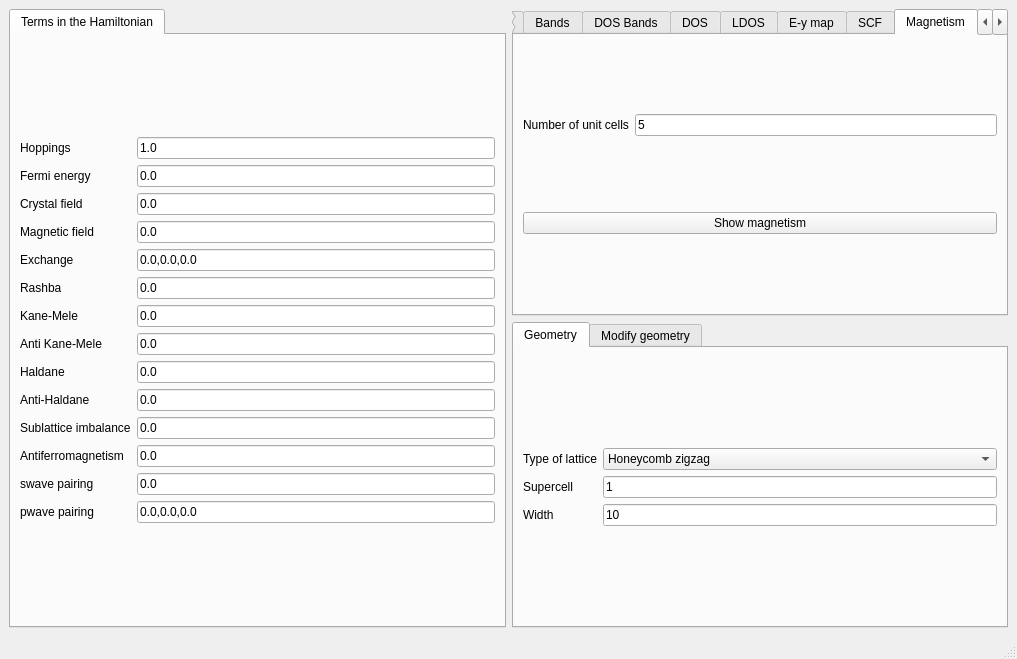
This is interface-pyqt/1d/interface.ui in joselado/quantum-lattice as Qt 5 draws it before an edit. The edited form follows.
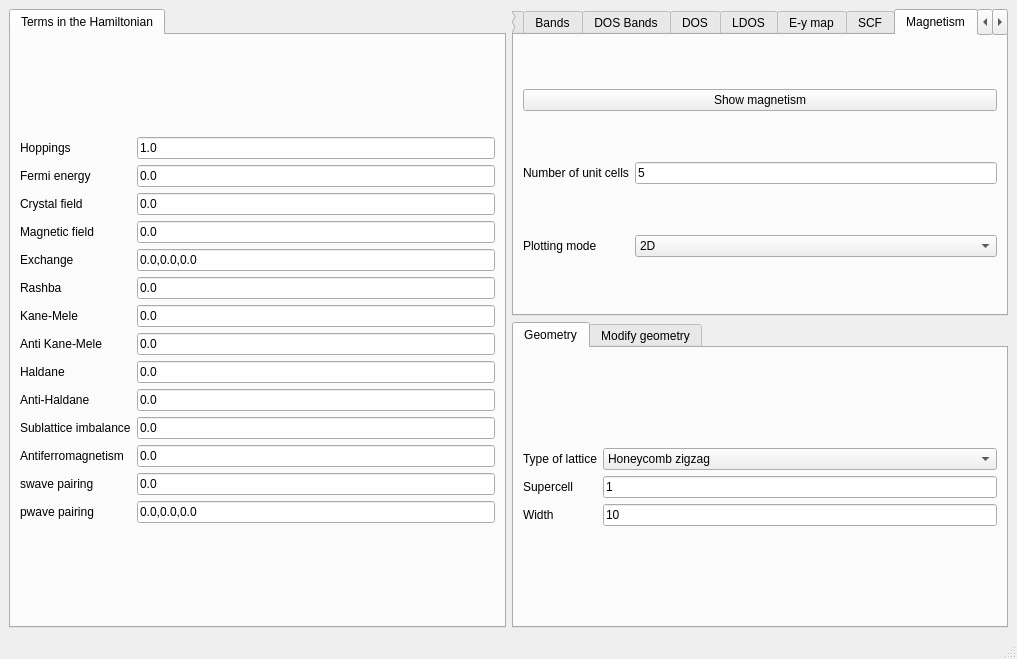
This is the edited form. The open tabs and pages were chosen to show the change.

```diff
--- a/interface-pyqt/1d/interface.ui
+++ b/interface-pyqt/1d/interface.ui
@@ -1052,27 +1052,48 @@
         <string>Magnetism</string>
        </attribute>
        <layout class="QGridLayout" name="gridLayout_17">
-        <item row="0" column="0">
-         <widget class="QLabel" name="label_39">
-          <property name="text">
-           <string>Number of unit cells</string>
-          </property>
-         </widget>
-        </item>
-        <item row="0" column="1">
+        <item row="1" column="1">
          <widget class="QLineEdit" name="magnetization_nrep">
           <property name="text">
            <string>5</string>
           </property>
          </widget>
         </item>
-        <item row="1" column="0" colspan="2">
+        <item row="0" column="0" colspan="2">
          <widget class="QPushButton" name="show_magnetism">
           <property name="text">
            <string>Show magnetism</string>
           </property>
          </widget>
         </item>
+        <item row="1" column="0">
+         <widget class="QLabel" name="label_39">
+          <property name="text">
+           <string>Number of unit cells</string>
+          </property>
+         </widget>
+        </item>
+        <item row="2" column="1">
+         <widget class="QComboBox" name="magnetization_plot_mode">
+          <item>
+           <property name="text">
+            <string>2D</string>
+           </property>
+          </item>
+          <item>
+           <property name="text">
+            <string>3D</string>
+           </property>
+          </item>
+         </widget>
+        </item>
+        <item row="2" column="0">
+         <widget class="QLabel" name="label_49">
+          <property name="text">
+           <string>Plotting mode</string>
+          </property>
+         </widget>
+        </item>
        </layout>
       </widget>
       <widget class="QWidget" name="tab_14">
```
